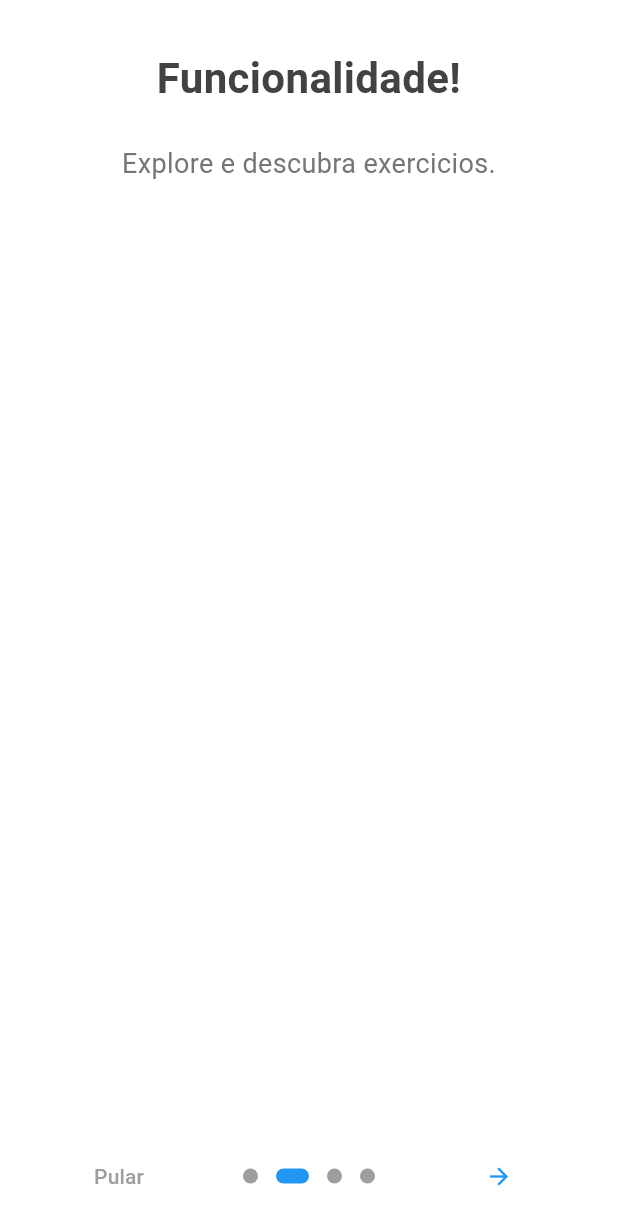
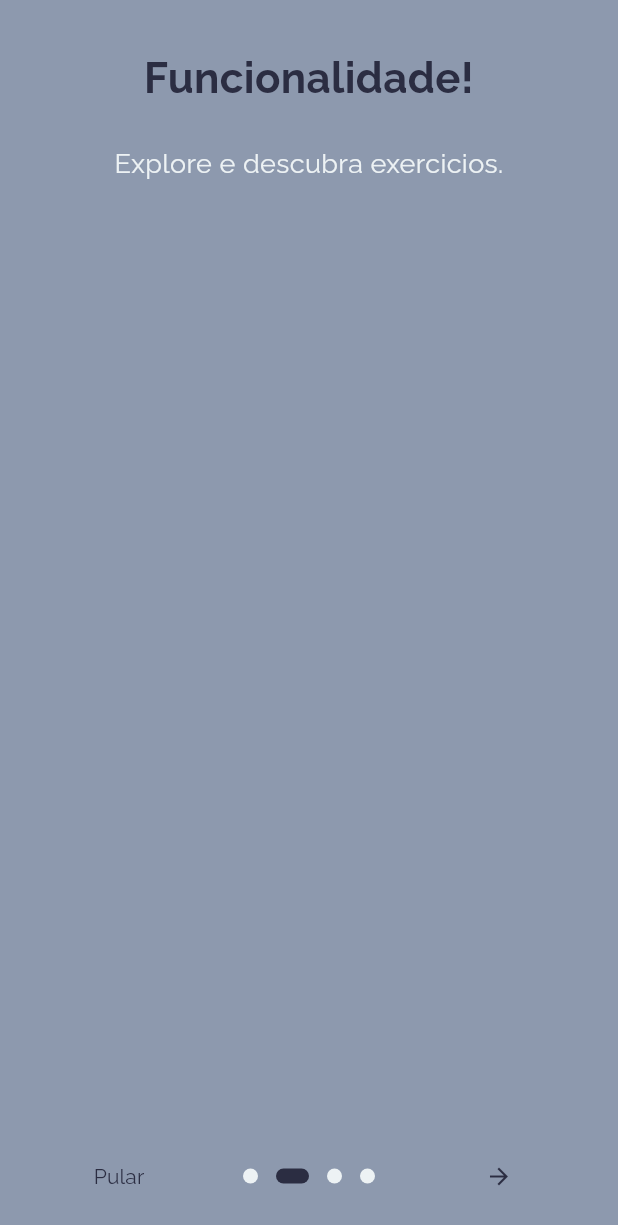
Before and after one commit to Naedson-Vilela/GYM-BUDDY-APP, a Flutter app: the screen it shows after launch, swiped to page 2, on a phone screen of 412 x 824 dp. Shown: the top 1225 px of the screen. Run offline on Flutter 3.47's test engine with Material 3 defaults, Android fonts, the phone set to English and light mode, and no system bars; drawn by our look-alikes of introduction_screen.

Commit message:
feature: Raleway adcionada como fonte principal e esquema de cores definido

```diff
--- a/mobile/lib/main.dart
+++ b/mobile/lib/main.dart
@@ -1,4 +1,5 @@
 import 'package:flutter/material.dart';
+import 'package:mobile/utils/app_palette.dart';
 import 'screens/onboarding_screen.dart';
 import 'screens/home_screen.dart';
 
@@ -14,9 +15,21 @@ class MyApp extends StatelessWidget {
     return MaterialApp(
       title: 'Onboarding Demo',
       debugShowCheckedModeBanner: false,
+
       theme: ThemeData(
-        primarySwatch: Colors.blue,
+        colorScheme: ColorScheme.light(
+          primary: AppPalette.spaceCadet,
+          secondary: AppPalette.coolGray,
+          error: AppPalette.fireEngineRed,
+          background: AppPalette.iceWhite,
+          surface: Colors.white,
+        ),
+        textTheme: const TextTheme(
+          bodyLarge: TextStyle(color: AppPalette.spaceCadet),
+        ),
         visualDensity: VisualDensity.adaptivePlatformDensity,
+        fontFamily: 'Raleway',
+        useMaterial3: true,
       ),
 
       initialRoute: '/onboarding',
--- a/mobile/lib/screens/home_screen.dart
+++ b/mobile/lib/screens/home_screen.dart
@@ -1,24 +1,23 @@
 import 'package:flutter/material.dart';
+import 'package:mobile/utils/app_palette.dart';
 
 class HomeScreen extends StatelessWidget {
   @override
   Widget build(BuildContext context) {
     return Scaffold(
+      backgroundColor: AppPalette.antiFlashWhite,
       appBar: AppBar(
         title: const Text("GYM Buddy"),
         centerTitle: true,
-        elevation: 0,
+        elevation: 1,
+        backgroundColor: AppPalette.antiFlashWhite,
       ),
       body: const Center(
         child: Padding(
           padding: EdgeInsets.all(20.0),
           child: Text(
             "Bem-vindo ao Gym Buddy!!!",
-            style: TextStyle(
-              fontSize: 24,
-              fontWeight: FontWeight.bold,
-              color: Colors.blue,
-            ),
+            style: TextStyle(fontSize: 24, fontWeight: FontWeight.bold),
           ),
         ),
       ),
--- a/mobile/lib/screens/onboarding_screen.dart
+++ b/mobile/lib/screens/onboarding_screen.dart
@@ -1,5 +1,6 @@
 import 'package:flutter/material.dart';
 import 'package:introduction_screen/introduction_screen.dart';
+import 'package:mobile/utils/app_palette.dart';
 import '../models/onboarding_page.dart';
 
 class OnboardingScreen extends StatelessWidget {
@@ -28,15 +29,21 @@ class OnboardingScreen extends StatelessWidget {
       body: IntroductionScreen(
         pages: _buildPages(),
         showSkipButton: true,
-        skip: const Text("Pular", style: TextStyle(color: Colors.grey)),
-        next: const Icon(Icons.arrow_forward, color: Colors.blue),
+        skip: const Text(
+          "Pular",
+          style: TextStyle(color: AppPalette.spaceCadet),
+        ),
+        next: const Icon(Icons.arrow_forward, color: AppPalette.spaceCadet),
         done: const Text(
           "Continuar",
-          style: TextStyle(fontWeight: FontWeight.bold, color: Colors.blue),
+          style: TextStyle(
+            fontWeight: FontWeight.bold,
+            color: AppPalette.spaceCadet,
+          ),
         ),
         onDone: () => _onDone(context),
         dotsDecorator: _buildDotsDecorator(),
-        globalBackgroundColor: Colors.white,
+        globalBackgroundColor: AppPalette.antiFlashWhite,
         freeze: false,
       ),
     );
@@ -46,8 +53,8 @@ class OnboardingScreen extends StatelessWidget {
     return DotsDecorator(
       size: const Size(10.0, 10.0), // Tamanho dos dots inativos
       activeSize: const Size(22.0, 10.0), // Tamanho do dot ativo
-      activeColor: Colors.blue, // Cor do dot ativo
-      color: Colors.grey, // Cor dos dots inativos
+      activeColor: AppPalette.spaceCadet, // Cor do dot ativo
+      color: AppPalette.iceWhite, // Cor dos dots inativos
       activeShape: RoundedRectangleBorder(
         borderRadius: BorderRadius.circular(25.0), // Forma do dot ativo
       ),
@@ -63,10 +70,10 @@ class OnboardingScreen extends StatelessWidget {
           titleTextStyle: TextStyle(
             fontSize: 28.0,
             fontWeight: FontWeight.bold,
-            color: Colors.grey[800],
+            color: AppPalette.spaceCadet,
           ),
-          bodyTextStyle: TextStyle(fontSize: 18.0, color: Colors.grey[600]),
-          pageColor: Colors.white,
+          bodyTextStyle: TextStyle(fontSize: 18.0, color: AppPalette.iceWhite),
+          pageColor: AppPalette.antiFlashWhite,
           imagePadding:
               EdgeInsets.zero, // Espaçamento para quando houver imagem
         ),
--- /dev/null
+++ b/mobile/lib/utils/app_palette.dart
@@ -0,0 +1,10 @@
+import 'package:flutter/material.dart';
+
+class AppPalette {
+  static const Color spaceCadet = Color(0xFF2B2D42); // 2B2D42
+  static const Color coolGray = Color(0xFF2B2D42); // 8D99AE <- FIX
+  static const Color antiFlashWhite = Color(0xFF8D99AE); // 8D99AE
+  static const Color iceWhite = Color(0xFFEDF2F4); // EDF2F4
+  static const Color redPantone = Color(0xFFEF233C); // EF233C
+  static const Color fireEngineRed = Color(0xFFD90429); // D90429
+}
```
Also changed, not shown: mobile/pubspec.yaml (+21 -0 lines), mobile/assets/fonts/Raleway-Black.ttf (added), mobile/assets/fonts/Raleway-BlackItalic.ttf (added), mobile/assets/fonts/Raleway-Bold.ttf (added), mobile/assets/fonts/Raleway-BoldItalic.ttf (added), mobile/assets/fonts/Raleway-Italic.ttf (added), mobile/assets/fonts/Raleway-Regular.ttf (added), mobile/assets/fonts/Raleway-Thin.ttf (added).
